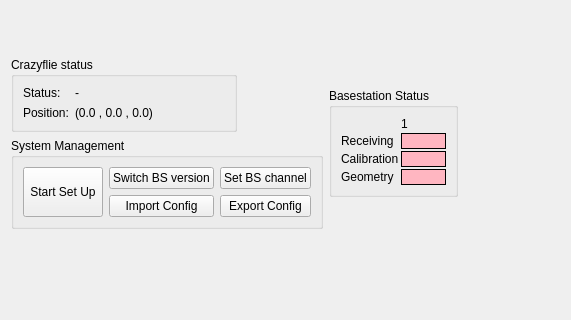
This is src/cfclient/ui/tabs/lighthouse_tab.ui in bitcraze/crazyflie-clients-python as Qt 5 draws it before an edit; both pictures show x 0 to 571 and y 218 to 538 of the 1302 by 742 pixel window. The edited form follows.
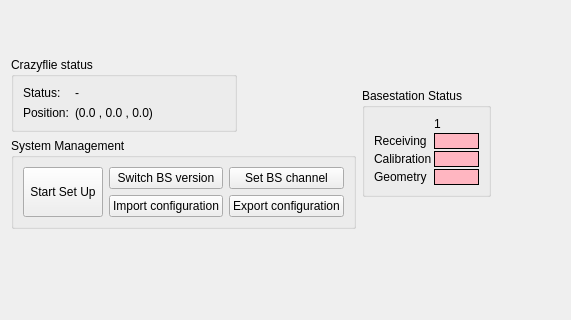
This is the edited form.

```diff
--- a/src/cfclient/ui/tabs/lighthouse_tab.ui
+++ b/src/cfclient/ui/tabs/lighthouse_tab.ui
@@ -270,7 +270,7 @@
                 <item row="1" column="0">
                  <widget class="QPushButton" name="_import_config_button">
                   <property name="text">
-                   <string>Import Config</string>
+                   <string>Import configuration</string>
                   </property>
                  </widget>
                 </item>
@@ -291,7 +291,7 @@
                 <item row="1" column="1">
                  <widget class="QPushButton" name="_export_config_button">
                   <property name="text">
-                   <string>Export Config</string>
+                   <string>Export configuration</string>
                   </property>
                  </widget>
                 </item>
```
Left out of the diff: 26 changed lines with no effect on the pictures.
